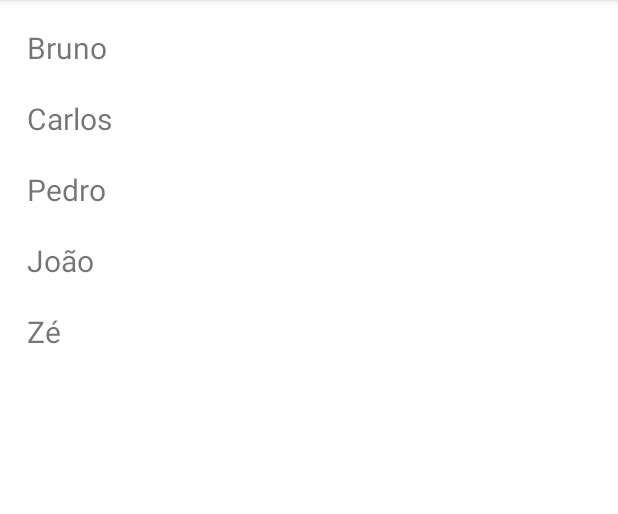
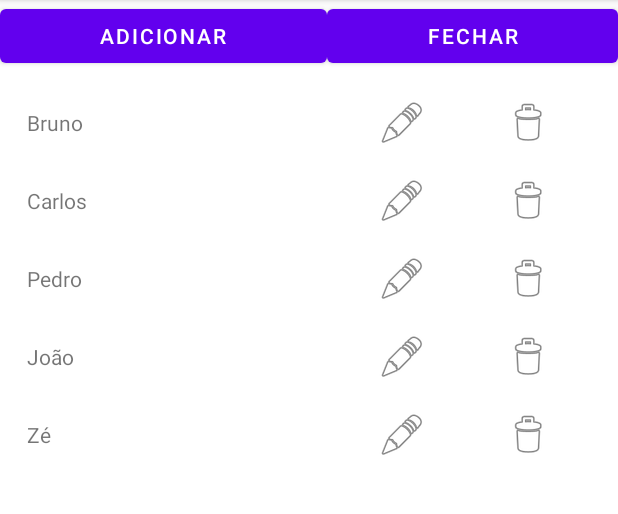
Before and after one commit to osmarbraz/recyclerview_nomes_android, an Android app: the screen it shows after launch (MainActivity), on a phone screen of 412 x 824 dp, the part 84-598 px from its top. Run offline under Robolectric (Android 15) with nearby library versions, the phone set to English and light mode, and no system bars.

Commit message:
Início do projeto.

```diff
--- a/app/src/main/AndroidManifest.xml
+++ b/app/src/main/AndroidManifest.xml
@@ -9,6 +9,7 @@
         android:roundIcon="@mipmap/ic_launcher_round"
         android:supportsRtl="true"
         android:theme="@style/Theme.Recyclerview_nomes">
+        <activity android:name=".MainActivity2"></activity>
         <activity android:name=".MainActivity">
             <intent-filter>
                 <action android:name="android.intent.action.MAIN" />
--- a/app/src/main/java/com/exemplo/recyclerview_nomes/MainActivity.java
+++ b/app/src/main/java/com/exemplo/recyclerview_nomes/MainActivity.java
@@ -1,7 +1,9 @@
 package com.exemplo.recyclerview_nomes;
 
+import android.content.Intent;
 import android.os.Bundle;
 import android.view.View;
+import android.widget.Button;
 import android.widget.Toast;
 
 import androidx.appcompat.app.AppCompatActivity;
@@ -10,14 +12,25 @@ import androidx.recyclerview.widget.RecyclerView;
 
 import java.util.ArrayList;
 
+/**
+ * Tela principal.
+ */
+
 public class MainActivity extends AppCompatActivity implements RecyclerViewAdapterNomes.ItemClickListener {
-    //https://medium.com/@brunoqualhato/android-como-criar-um-adapter-com-java-e-recyclerview-a2db50b9a96e
+
+    private Button botaoAdicionar;
+    private Button buttonFechar;
     private RecyclerViewAdapterNomes adapter;
+    private RecyclerView recyclerView;
 
     @Override
     protected void onCreate(Bundle savedInstanceState) {
         super.onCreate(savedInstanceState);
         setContentView(R.layout.activity_main);
+
+        //Associa os componentes da interface as propriedades
+        botaoAdicionar = findViewById(R.id.buttonAdicionar);
+        buttonFechar = findViewById(R.id.buttonFechar);
 
         //dados para preencher o RecyclerView com
         ArrayList<String> listaNomes = new ArrayList<>();
@@ -29,8 +42,9 @@ public class MainActivity extends AppCompatActivity implements RecyclerViewAdapt
         listaNomes.add("Zé");
 
         // Configura o RecyclerView
-        RecyclerView recyclerView = findViewById(R.id.rv_nomes);
-        recyclerView.setLayoutManager(new LinearLayoutManager(this)); // Visualização em lista
+        recyclerView = findViewById(R.id.recyclerViewNomes);
+        // Visualização em lista
+        recyclerView.setLayoutManager(new LinearLayoutManager(this));
         adapter = new RecyclerViewAdapterNomes(this, listaNomes);
         adapter.setClickListener(this);
         recyclerView.setAdapter(adapter);
@@ -39,6 +53,50 @@ public class MainActivity extends AppCompatActivity implements RecyclerViewAdapt
 
     @Override
     public void onItemClick(View view, int position) {
-        Toast.makeText(this, "Clique no nome: " + adapter.getItem(position) + " linha numero: " + position, Toast.LENGTH_SHORT).show();
+        String nome = adapter.getItem(position);
+        Toast.makeText(this, "Clique no nome: " + nome + " linha número: " + position, Toast.LENGTH_SHORT).show();
+    }
+
+    /**
+     * Evento do botão adicionar nome
+     * @param v
+     */
+    public void onClickBotaoAdicionar(View v){
+        // Recupera o intennt para a tela2
+        Intent intent = new Intent(this, MainActivity2.class);
+        // Abre a segunda tela
+        startActivityForResult(intent, 0);
+    }
+
+    /**
+     * Verifica o resultado do retorno da chamada de um activity.
+     * @param requestCode Código da requisição
+     * @param resultCode Código de retorno
+     * @param data Dados do intent
+     */
+    @Override
+    protected void onActivityResult(int requestCode, int resultCode, Intent data) {
+        //Executa no retorno das telas
+        super.onActivityResult(requestCode, resultCode, data);
+        //Se o retorno foi Ok
+        if (resultCode == RESULT_OK) {
+            //Verifica se os dados foram preenchidos
+            if  (data.hasExtra("nome")) {
+                int posicao = data.getExtras().getInt("posicao");
+                String nome = data.getExtras().getString("nome");
+                // Valor novo
+                if (posicao == -1) {
+                    //Adiciona os dados na lista
+                    adapter.adicionarNome(nome);
+                }else {
+                    //Altera os dados na lista
+                    adapter.alterarNome(posicao, nome);
+                }
+            }
+        }
+    }
+
+    public void onclickFechar(View v){
+        System.exit(0);
     }
 }
--- a/app/src/main/java/com/exemplo/recyclerview_nomes/RecyclerViewAdapterNomes.java
+++ b/app/src/main/java/com/exemplo/recyclerview_nomes/RecyclerViewAdapterNomes.java
@@ -1,41 +1,62 @@
 package com.exemplo.recyclerview_nomes;
 
+import android.app.Activity;
 import android.content.Context;
+import android.content.Intent;
 import android.view.LayoutInflater;
 import android.view.View;
 import android.view.ViewGroup;
+import android.widget.ImageButton;
 import android.widget.TextView;
+import android.widget.Toast;
 
 import androidx.annotation.NonNull;
+import androidx.appcompat.app.AppCompatActivity;
 import androidx.recyclerview.widget.RecyclerView;
 
 import java.util.List;
 
-public class RecyclerViewAdapterNomes extends RecyclerView.Adapter<RecyclerViewAdapterNomes.ViewHolder> {
+public class RecyclerViewAdapterNomes extends RecyclerView.Adapter<RecyclerViewAdapterNomes.ViewHolderNome> {
 
     private List<String> listaNomes;
     private LayoutInflater inflater;
     private ItemClickListener clickListener;
+    private Context context;
 
     // construtor para passar os dados
     RecyclerViewAdapterNomes(Context context, List<String> data) {
         this.inflater = LayoutInflater.from(context);
         this.listaNomes = data;
+        this.context = context;
     }
 
     // infla o layout da linha de xml quando necessário
     @NonNull
     @Override
-    public ViewHolder onCreateViewHolder(@NonNull ViewGroup parent, int viewType) {
+    public ViewHolderNome onCreateViewHolder(@NonNull ViewGroup parent, int viewType) {
         View view = inflater.inflate(R.layout.item_nome_view, parent, false);
-        return new ViewHolder(view);
+        return new ViewHolderNome(view);
     }
 
     // liga os dados ao TextView em cada linha
     @Override
-    public void onBindViewHolder(@NonNull ViewHolder holder, int position) {
-        String nome = listaNomes.get(position);
+    public void onBindViewHolder(@NonNull ViewHolderNome holder, int posicao) {
+        String nome = listaNomes.get(posicao);
         holder.textViewNome.setText(nome);
+
+        holder.buttonExcluir.setOnClickListener(new ImageButton.OnClickListener() {
+            @Override
+            public void onClick(View v) {
+                removerNome(posicao);
+            }
+        });
+
+        holder.buttonAlterar.setOnClickListener(new ImageButton.OnClickListener() {
+            @Override
+            public void onClick(View v) {
+                alterarNomeClick(posicao, nome);
+            }
+        });
     }
 
     // retorna o total de linhas
@@ -44,25 +65,59 @@ public class RecyclerViewAdapterNomes extends RecyclerView.Adapter<RecyclerViewA
         return listaNomes.size();
     }
 
-    //metodo para adicionar items
-    public void adicionarNome(int posicao){
-        listaNomes.remove(posicao); //remove o item na posicao desejada
+    /**
+     * Adiciona um novo nome a lista
+     * @param novo Um nome
+     */
+    public void adicionarNome(String novo){
+        listaNomes.add(novo); //adiciona o item na ultima posicao
         notifyDataSetChanged();// notifica que meus items foi alterado
     }
-    //metodo para remover items
-    public void removerNome(String nome){
-        listaNomes.add(nome); //adiciona o item na ultima posicao
+
+    /**
+     * Remove um nome da lista pela posição
+     * @param posicao Posição do nome a ser excluído
+     */
+    public void removerNome(int posicao){
+        listaNomes.remove(posicao); //remove o item na posição desejada
         notifyDataSetChanged();
     }
 
+    /**
+     * Altera um nome da lista pela posição
+     * @param posicao Posição do nome a ser alterada
+     * @param novo Novo nome a ser alterado
+     */
+    public void alterarNomeClick(int posicao, String novo){
+        Intent intent = new Intent(context, MainActivity2.class);
+        //Armazena o valor no intent
+        intent.putExtra("posicao",posicao);
+        intent.putExtra("nome", getItem(posicao));
+        // Abre a segunda tela
+        ((Activity) context).startActivityForResult(intent, 0);
+
+    }
+
+    /**
+     * Altera um nome da lista pela posição
+     * @param posicao Posição do nome a ser excluído
+     */
+    public void alterarNome(int posicao, String novo){
+        listaNomes.set(posicao, novo); //Atualiza o item na posicao desejada
+        notifyDataSetChanged();
+    }
 
     // armazena e recicla as visualizações à medida que elas são deslizadas para fora da tela
-    public class ViewHolder extends RecyclerView.ViewHolder implements View.OnClickListener {
+    public class ViewHolderNome extends RecyclerView.ViewHolder implements View.OnClickListener {
         TextView textViewNome;
+        ImageButton buttonExcluir;
+        ImageButton buttonAlterar;
 
-        ViewHolder(View itemView) {
+        ViewHolderNome(View itemView) {
             super(itemView);
-            textViewNome = itemView.findViewById(R.id.text_nome);
+            textViewNome = itemView.findViewById(R.id.textViewNome);
+            buttonExcluir  = itemView.findViewById(R.id.buttonExcluir);
+            buttonAlterar  = itemView.findViewById(R.id.buttonAlterar);
             itemView.setOnClickListener(this);
         }
 
--- a/app/src/main/res/layout/activity_main.xml
+++ b/app/src/main/res/layout/activity_main.xml
@@ -6,16 +6,48 @@
     android:layout_height="match_parent"
     tools:context=".MainActivity">
 
-    <androidx.recyclerview.widget.RecyclerView
-        android:id="@+id/rv_nomes"
+    <LinearLayout
         android:layout_width="match_parent"
         android:layout_height="match_parent"
-        android:layout_marginStart="8dp"
-        android:layout_marginTop="8dp"
-        android:layout_marginEnd="8dp"
-        android:layout_marginBottom="8dp"
-        app:layout_constraintBottom_toBottomOf="parent"
-        app:layout_constraintEnd_toEndOf="parent"
-        app:layout_constraintStart_toStartOf="parent"
-        app:layout_constraintTop_toTopOf="parent" />
+        android:orientation="vertical">
+
+        <LinearLayout
+            android:layout_width="match_parent"
+            android:layout_height="wrap_content"
+            android:orientation="horizontal">
+
+            <Button
+                android:id="@+id/buttonAdicionar"
+                android:layout_width="wrap_content"
+                android:layout_height="wrap_content"
+                android:layout_weight="1"
+                android:onClick="onClickBotaoAdicionar"
+                android:text="Adicionar" />
+
+            <Button
+                android:id="@+id/buttonFechar"
+                android:layout_width="wrap_content"
+                android:layout_height="wrap_content"
+                android:layout_weight="1"
+                android:onClick="onclickFechar"
+                android:text="Fechar" />
+        </LinearLayout>
+
+        <LinearLayout
+            android:layout_width="match_parent"
+            android:layout_height="match_parent"
+            android:orientation="vertical">
+
+            <androidx.recyclerview.widget.RecyclerView
+                android:id="@+id/recyclerViewNomes"
+                android:layout_width="match_parent"
+                android:layout_height="match_parent"
+                android:layout_marginStart="8dp"
+                android:layout_marginTop="8dp"
+                android:layout_marginEnd="8dp"
+                android:layout_marginBottom="8dp" />
+        </LinearLayout>
+
+    </LinearLayout>
+
 </androidx.constraintlayout.widget.ConstraintLayout>
--- a/app/src/main/res/layout/item_nome_view.xml
+++ b/app/src/main/res/layout/item_nome_view.xml
@@ -1,15 +1,34 @@
 <?xml version="1.0" encoding="utf-8"?>
-<LinearLayout
-    xmlns:android="http://schemas.android.com/apk/res/android"
+<LinearLayout xmlns:android="http://schemas.android.com/apk/res/android"
+    xmlns:app="http://schemas.android.com/apk/res-auto"
     android:layout_width="match_parent"
     android:layout_height="wrap_content"
+    android:background="@color/white"
+    android:gravity="center|left"
     android:orientation="horizontal"
     android:padding="10dp">
 
     <TextView
-        android:id="@+id/text_nome"
+        android:id="@+id/textViewNome"
+        android:layout_width="208dp"
+        android:layout_height="wrap_content"
+        android:textSize="14sp" />
+
+    <ImageButton
+        android:id="@+id/buttonAlterar"
         android:layout_width="wrap_content"
         android:layout_height="wrap_content"
-        android:textSize="20sp"/>
+        android:layout_weight="1"
+        android:background="?attr/selectableItemBackgroundBorderless"
+        android:onClick="onClickBotaoAlterar"
+        app:srcCompat="@android:drawable/ic_menu_edit" />
+
+    <ImageButton
+        android:id="@+id/buttonExcluir"
+        android:layout_width="wrap_content"
+        android:layout_height="wrap_content"
+        android:layout_weight="1"
+        android:background="?attr/selectableItemBackgroundBorderless"
+        app:srcCompat="@android:drawable/ic_menu_delete" />
 
 </LinearLayout>
```
Also changed, not shown: app/src/main/java/com/exemplo/recyclerview_nomes/MainActivity2.java (added, +63 -0 lines), app/src/main/res/layout/activity_main2.xml (added, +52 -0 lines).
